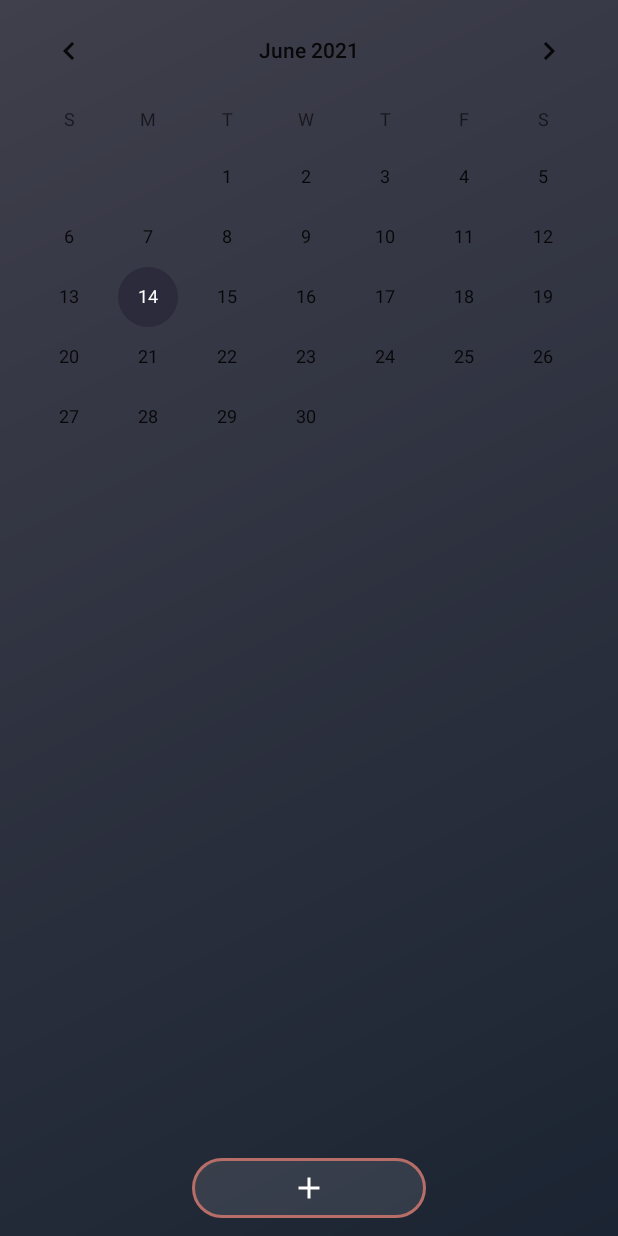
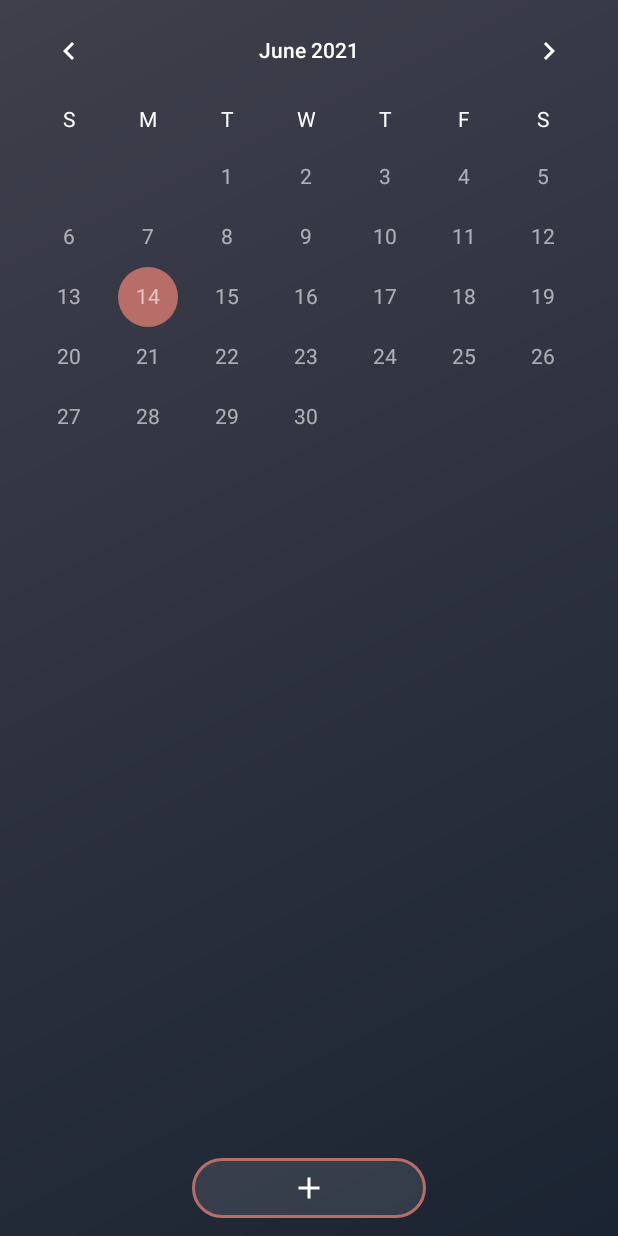
Before and after one commit to almm1/ToDoList, an Android app: the screen it shows after launch (MainActivity), on a phone screen of 412 x 824 dp. Run offline under Robolectric (Android 15) with nearby library versions, the phone set to English and light mode, and no system bars; libraries missing offline, so code that uses them is left out: io.realm, io.realm.annotations; 5 statements that could not run were skipped.

Commit message:
delete hard text

```diff
--- a/app/src/main/res/layout/activity_main.xml
+++ b/app/src/main/res/layout/activity_main.xml
@@ -14,6 +14,9 @@
         android:layout_height="wrap_content"
         android:firstDayOfWeek="100"
         android:showWeekNumber="false"
+        android:dateTextAppearance="@style/CalenderViewDateCustomText"
+        android:theme="@style/CalenderViewCustom"
+        android:weekDayTextAppearance="@style/CalenderViewWeekCustomText"
         app:layout_constraintBottom_toBottomOf="parent"
         app:layout_constraintEnd_toEndOf="parent"
         app:layout_constraintStart_toStartOf="parent"
--- a/app/src/main/res/values/themes.xml
+++ b/app/src/main/res/values/themes.xml
@@ -13,4 +13,20 @@
         <item name="android:statusBarColor" tools:targetApi="l">?attr/colorPrimaryVariant</item>
         <!-- Customize your theme here. -->
     </style>
+
+    <style name="CalenderViewCustom" parent="Theme.AppCompat">
+        <item name="colorAccent">@color/penny</item>
+        <item name="colorPrimary">@color/white</item>
+        <item name="android:textColorPrimary">@color/white</item>
+    </style>
+
+    <style name="CalenderViewDateCustomText" parent="android:TextAppearance.DeviceDefault.Small">
+        <item name="android:textColor">#99FFFFFF</item>
+    </style>
+
+    <style name="CalenderViewWeekCustomText" parent="android:TextAppearance.DeviceDefault.Small">
+        <item name="android:textColor">@color/white</item>
+    </style>
+
+
 </resources>
```
Also changed, not shown: app/src/main/java/com/example/todolist/activity/AddActivity.kt (+6 -6 lines), app/src/main/res/layout/activity_add.xml (+5 -5 lines), app/src/main/res/layout/activity_do.xml (+5 -5 lines), app/src/main/res/values/strings.xml (+10 -0 lines).
